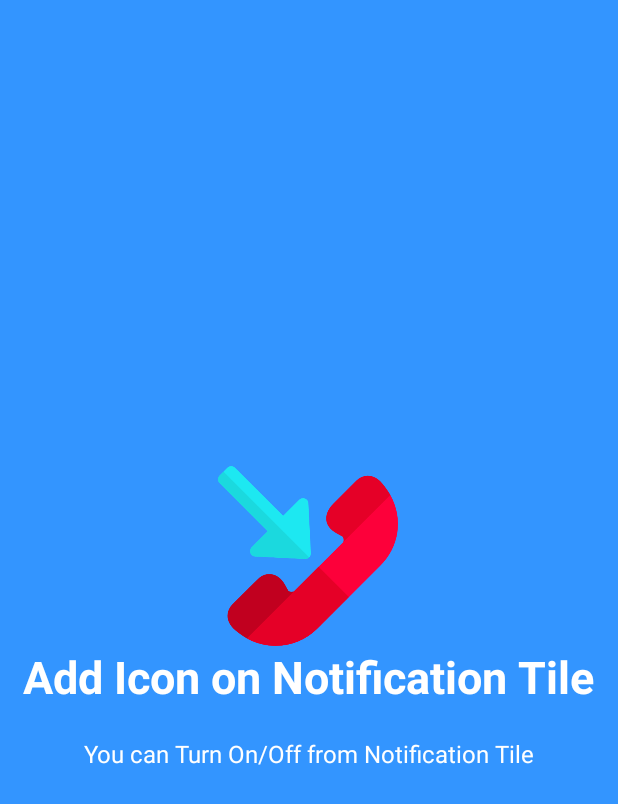
After one commit to ajeetAk47/DoNotDisturb, an Android app: the layout welcome_slide3.xml on its own in the app's theme, with its tools: preview values and no code run, on a phone screen of 412 x 824 dp. The commit adds this screen. Shown: the top 804 px of the screen. Run offline under Robolectric (Android 15) with nearby library versions, the phone set to English and light mode, and no system bars.

Commit message:
Add new Welcome Slide

```diff
--- a/app/src/main/AndroidManifest.xml
+++ b/app/src/main/AndroidManifest.xml
@@ -40,7 +40,7 @@
         <service
             android:name=".Service.StartHelperForegroundTileService"
             android:icon="@drawable/ic_check"
-            android:label="Custom DND"
+            android:label="@string/app_name"
             android:permission="android.permission.BIND_QUICK_SETTINGS_TILE">
             <intent-filter>
                 <action android:name="android.service.quicksettings.action.QS_TILE" />
--- a/app/src/main/java/com/ak47/donotdisturb/Activities/InitialSetupActivity.java
+++ b/app/src/main/java/com/ak47/donotdisturb/Activities/InitialSetupActivity.java
@@ -52,7 +52,8 @@ public class InitialSetupActivity extends AppCompatActivity {
         layouts = new int[]
                 {
                 R.layout.welcome_slide1,
-                R.layout.welcome_slide2
+                R.layout.welcome_slide2,
+                R.layout.welcome_slide3
                 };
 
 
--- /dev/null
+++ b/app/src/main/res/layout/welcome_slide3.xml
@@ -0,0 +1,41 @@
+<?xml version="1.0" encoding="utf-8"?>
+<RelativeLayout xmlns:android="http://schemas.android.com/apk/res/android"
+    android:layout_width="match_parent"
+    android:layout_height="match_parent"
+    android:background="@color/bg_screen3">
+
+    <LinearLayout
+        android:layout_width="wrap_content"
+        android:layout_height="wrap_content"
+        android:layout_centerInParent="true"
+        android:gravity="center_horizontal"
+        android:orientation="vertical">
+
+        <ImageView
+            android:layout_width="@dimen/img_width_height"
+            android:layout_height="@dimen/img_width_height"
+            android:src="@drawable/ic_call" />
+
+        <TextView
+            android:layout_width="wrap_content"
+            android:layout_height="wrap_content"
+            android:text="@string/slide_3_title"
+            android:textColor="@android:color/white"
+            android:textSize="@dimen/slide_title"
+            android:gravity="center"
+            android:textStyle="bold" />
+
+        <TextView
+            android:layout_width="wrap_content"
+            android:layout_height="wrap_content"
+            android:layout_marginTop="20dp"
+            android:paddingLeft="@dimen/desc_padding"
+            android:paddingRight="@dimen/desc_padding"
+            android:text="@string/slide_3_desc"
+            android:textAlignment="center"
+            android:textColor="@android:color/white"
+            android:textSize="@dimen/slide_desc" />
+
+    </LinearLayout>
+
+</RelativeLayout>
--- a/app/src/main/res/values/strings.xml
+++ b/app/src/main/res/values/strings.xml
@@ -35,8 +35,8 @@
     <string name="github_url">Github Url</string>
     <string name="no_contact_found">No Contact Found</string>
 
-    <!--    <string name="slide_3_title">Great Discounts</string>-->
-    <!--    <string name="slide_3_desc">Best discounts on every single service we offer!</string>-->
+    <string name="slide_3_title">Add Icon on Notification Tile</string>
+    <string name="slide_3_desc">You can Turn On/Off from Notification Tile</string>
 
     <!--    <string name="slide_4_title">World Travel</string>-->
     <!--    <string name="slide_4_desc">Book tickets of any transportation and travel the world!</string>-->
```
